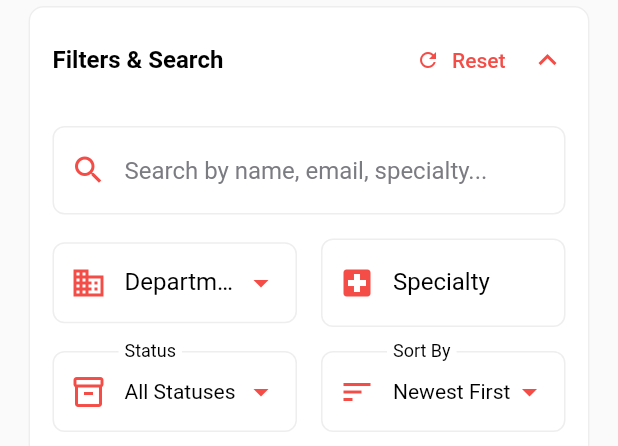
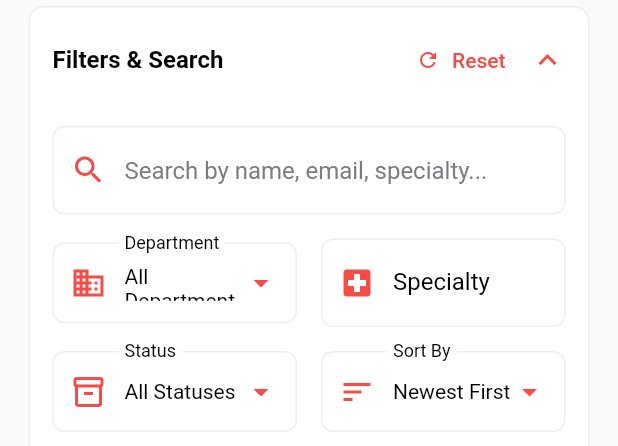
Before and after one commit to Ketnology/IgeHospital, a Flutter app: the DoctorFilters widget shown alone on an empty page, opened directly with empty values, after a tap on "Filters & Search", on a phone screen of 412 x 824 dp. Shown: the top 446 px of the screen. Run offline on Flutter 3.47's test engine with Material 3 defaults, Android fonts, the light colour scheme and no system bars; our stand-ins replace flutter_svg, get, shared_preferences; missing offline and left inert: expandable_datatable; accounts and stored records are empty; Roboto replaces fonts that are missing (Gilroy).

Commit message:
departments

```diff
--- a/lib/constants/api_endpoints.dart
+++ b/lib/constants/api_endpoints.dart
@@ -13,6 +13,7 @@ class ApiEndpoints {
   static const String patientEndpoint = "$baseUrl/patient";
 
   static const String doctorEndpoint = "$baseUrl/doctor";
+  static const String doctorDepartmentsEndpoint = "$baseUrl/doctor-departments";
 
   static const String staffEndpoint = "$baseUrl/staff";
 
--- a/lib/main.dart
+++ b/lib/main.dart
@@ -4,6 +4,8 @@ import 'package:get/get.dart';
 import 'package:ige_hospital/controllers/auth_controller.dart';
 import 'package:ige_hospital/provider/auth_service.dart';
 import 'package:ige_hospital/provider/colors_provider.dart';
+import 'package:ige_hospital/provider/dashboard_service.dart';
+import 'package:ige_hospital/provider/department_service.dart';
 import 'package:ige_hospital/screen/auth/splash_screen.dart';
 import 'package:ige_hospital/routes.dart';
 import 'package:provider/provider.dart';
@@ -12,6 +14,10 @@ void main() async {
   WidgetsFlutterBinding.ensureInitialized();
   await Get.putAsync(() => AuthService().init());
   Get.put(AuthController());
+
+  await Get.putAsync(() => DashboardService().init());
+
+  await Get.putAsync(() => DepartmentService().init());
   runApp(const MyApp());
 }
 
--- a/lib/provider/department_service.dart
+++ b/lib/provider/department_service.dart
@@ -49,9 +49,6 @@ class DepartmentService extends GetxService {
   final RxBool hasError = false.obs;
   final RxString errorMessage = ''.obs;
 
-  // Define the endpoint for departments APIs
-  final String departmentsEndpoint = "${ApiEndpoints.baseUrl}/departments";
-
   @override
   void onInit() {
     super.onInit();
@@ -71,7 +68,7 @@ class DepartmentService extends GetxService {
     errorMessage.value = '';
 
     try {
-      final dynamic result = await _httpClient.get(departmentsEndpoint);
+      final dynamic result = await _httpClient.get(ApiEndpoints.doctorDepartmentsEndpoint);
 
       if (result is Map<String, dynamic>) {
         if (result['status'] == 200) {
--- a/lib/widgets/doctor_filters.dart
+++ b/lib/widgets/doctor_filters.dart
@@ -2,6 +2,7 @@ import 'package:flutter/material.dart';
 import 'package:get/get.dart';
 import 'package:ige_hospital/provider/colors_provider.dart';
 import 'package:ige_hospital/provider/doctor_service.dart';
+import 'package:ige_hospital/provider/department_service.dart';
 import 'package:ige_hospital/constants/static_data.dart';
 
 class DoctorFilters extends StatefulWidget {
@@ -21,11 +22,33 @@ class DoctorFilters extends StatefulWidget {
 class _DoctorFiltersState extends State<DoctorFilters> {
   bool _isFilterExpanded = false;
   final TextEditingController specialtyController = TextEditingController();
+  late DepartmentService _departmentService;
+  bool _departmentServiceInitialized = false;
 
   @override
   void initState() {
     super.initState();
     specialtyController.text = widget.doctorsService.specialist.value;
+    _initDepartmentService();
+  }
+
+  void _initDepartmentService() {
+    try {
+      _departmentService = Get.find<DepartmentService>();
+      _departmentServiceInitialized = true;
+    } catch (e) {
+      // Service not found, create it
+      _departmentServiceInitialized = false;
+      // Create and initialize the department service
+      _departmentService = Get.put(DepartmentService());
+      _departmentServiceInitialized = true;
+      // Trigger a refresh after fetching data
+      _departmentService.fetchDepartments().then((_) {
+        if (mounted) {
+          setState(() {});
+        }
+      });
+    }
   }
 
   @override
@@ -161,27 +184,7 @@ class _DoctorFiltersState extends State<DoctorFilters> {
     return Row(
       children: [
         Expanded(
-          child: _buildDropdown(
-            labelText: "Department",
-            value: widget.doctorsService.departmentId.value.isEmpty
-                ? null
-                : widget.doctorsService.departmentId.value,
-            items: const [
-              DropdownMenuItem(value: '', child: Text('All Departments')),
-              DropdownMenuItem(value: '1', child: Text('Cardiology')),
-              DropdownMenuItem(value: '2', child: Text('Neurology')),
-              DropdownMenuItem(value: '3', child: Text('Orthopedics')),
-              DropdownMenuItem(value: '4', child: Text('Pediatrics')),
-              DropdownMenuItem(value: '5', child: Text('Obstetrics & Gynecology')),
-            ],
-            onChanged: (value) {
-              if (value != null) {
-                widget.doctorsService.departmentId.value = value;
-                widget.doctorsService.fetchDoctors();
-              }
-            },
-            icon: Icons.business,
-          ),
+          child: _buildDepartmentDropdown(),
         ),
         const SizedBox(width: 16),
         Expanded(
@@ -212,6 +215,53 @@ class _DoctorFiltersState extends State<DoctorFilters> {
         ),
       ],
     );
+  }
+
+  Widget _buildDepartmentDropdown() {
+    // If department service is not initialized yet, show loading
+    if (!_departmentServiceInitialized) {
+      return _buildDropdown(
+        labelText: "Department (Loading...)",
+        value: '',
+        items: const [
+          DropdownMenuItem(value: '', child: Text("Loading departments...")),
+        ],
+        onChanged: (value) {},
+        icon: Icons.business,
+      );
+    }
+
+    // Get department items from service
+    return Obx(() {
+      final dropdownItems = [
+        const DropdownMenuItem(value: '', child: Text('All Departments')),
+      ];
+
+      // Add departments from service
+      if (_departmentService.departments.isNotEmpty) {
+        for (var dept in _departmentService.departments) {
+          if (dept.status.toLowerCase() == 'active') {
+            dropdownItems.add(DropdownMenuItem(
+              value: dept.id,
+              child: Text(dept.title),
+            ));
+          }
+        }
+      }
+
+      return _buildDropdown(
+        labelText: "Department",
+        value: widget.doctorsService.departmentId.value,
+        items: dropdownItems,
+        onChanged: (value) {
+          if (value != null) {
+            widget.doctorsService.departmentId.value = value;
+            widget.doctorsService.fetchDoctors();
+          }
+        },
+        icon: Icons.business,
+      );
+    });
   }
 
   Widget _buildStatusAndSortRow() {
```
Also changed, not shown: lib/provider/doctor_service.dart (+35 -0 lines), lib/widgets/add_doctor_dialog.dart (+82 -11 lines).
